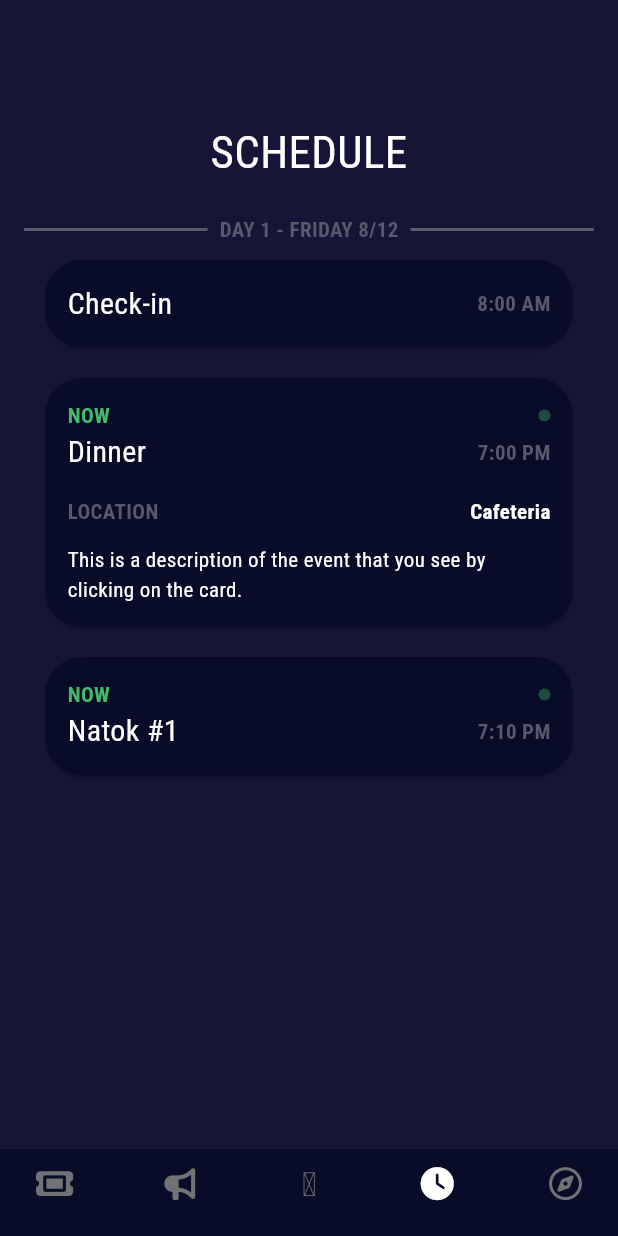
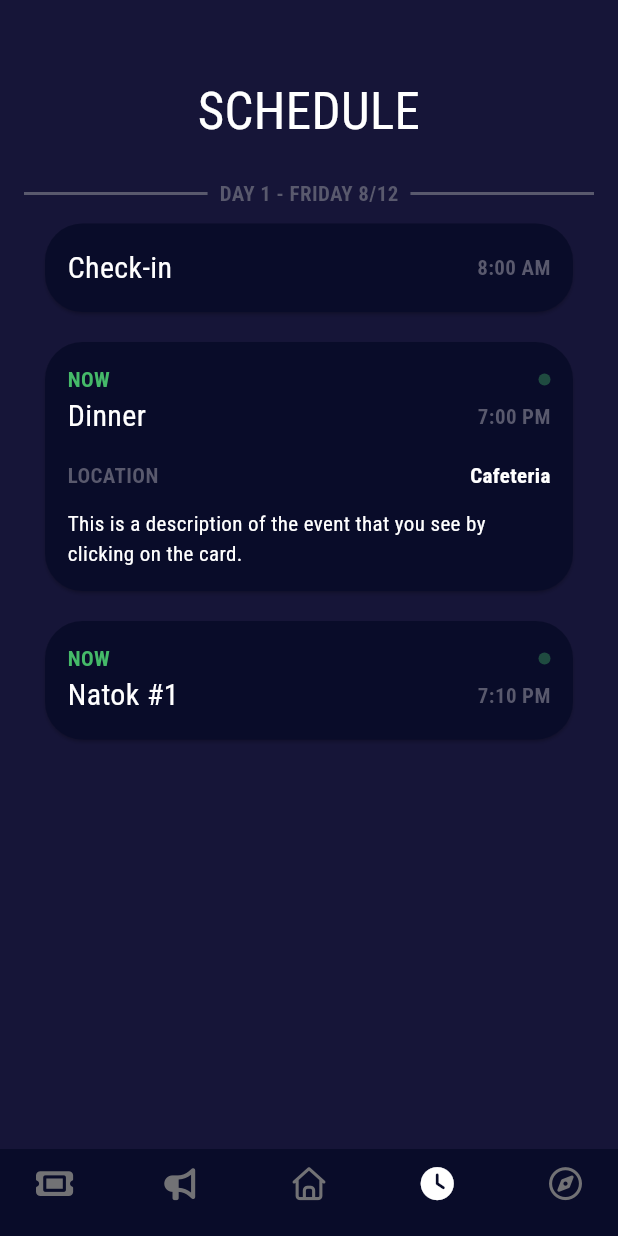
Before and after one commit to kidsonfilms-python-rules/Utsav-App-Guest, a Flutter app: the screen it shows after launch, item 4 of the bottom bar chosen, after a tap on "NOW", on a phone screen of 412 x 824 dp. Run offline on Flutter 3.47's test engine with Material 3 defaults, Android fonts, the phone set to English and light mode, and no system bars; drawn by our look-alikes of google_nav_bar; our stand-ins replace barcode_widget, carousel_slider, flutter_dotenv, font_awesome_flutter, google_fonts, google_maps_flutter and 4 more; missing offline and left inert: mapbox_maps_flutter, markdown_widget, sliding_up_panel2.

Commit message:
changes to new flutter version

```diff
--- a/lib/main.dart
+++ b/lib/main.dart
@@ -187,13 +187,8 @@ class _MainPageState extends State<MainPage> {
             GButton(
               icon:
                   _selectedTab == 2
-                      ? FontAwesomeIcons.house
-                      : IconData(
-                        0xf015, // Unicode for 
-                        fontFamily:
-                            'FontAwesomeSolid', // or 'FontAwesomeRegular' depending on the style
-                        fontPackage: 'font_awesome_flutter',
-                      ),
+                      ? FontAwesomeIcons.solidHouse
+                      : FontAwesomeIcons.house,
             ),
             GButton(
               icon:
--- a/lib/pages/Announcements.dart
+++ b/lib/pages/Announcements.dart
@@ -21,14 +21,14 @@ class _AnnouncementsPageState extends State<AnnouncementsPage> {
     return SingleChildScrollView(
       child: Column(
         children: [
-          SizedBox(height: 80, width: MediaQuery.sizeOf(context).width),
+          SizedBox(height: 50, width: MediaQuery.sizeOf(context).width),
           Text(
             "ANNOUNCEMENTS",
             style: GoogleFonts.getFont(
               "Roboto Condensed",
               textStyle: TextStyle(
                 color: DesignConstants.primaryTextColor,
-                fontSize: 30,
+                fontSize: 34,
                 fontFamily: "Roboto",
                 fontStyle: FontStyle.normal,
               ),
--- a/lib/pages/Home.dart
+++ b/lib/pages/Home.dart
@@ -1,6 +1,7 @@
 import 'package:flutter/material.dart';
 import 'package:font_awesome_flutter/font_awesome_flutter.dart';
 import 'package:utsav_app/pages/Settings.dart';
+import 'package:utsav_app/pages/settings/profile.dart';
 import 'package:utsav_app/util/design_constants.dart';
 import 'package:google_fonts/google_fonts.dart';
 
@@ -25,14 +26,14 @@ class _HomePageState extends State<HomePage> {
     return SingleChildScrollView(
       child: Column(
         children: [
-          SizedBox(height: 80),
+          SizedBox(height: 50),
           Text(
             "WELCOME BACK",
             style: GoogleFonts.getFont(
               "Roboto Condensed",
               textStyle: TextStyle(
                 color: DesignConstants.primaryTextColor,
-                fontSize: 54,
+                fontSize: 56,
                 fontFamily: "Roboto",
                 fontStyle: FontStyle.normal,
               ),
@@ -40,11 +41,23 @@ class _HomePageState extends State<HomePage> {
             textAlign: TextAlign.center,
           ),
           Container(
-            padding: EdgeInsets.fromLTRB(20, 0, 20, 0),
+            padding: EdgeInsets.fromLTRB(20, 10, 20, 0),
             child: Row(
               mainAxisAlignment: MainAxisAlignment.center,
               children: [
                 TextButton.icon(
+                  style: TextButton.styleFrom(
+                    // padding: EdgeInsets.all(12),
+                    shape: RoundedRectangleBorder(
+                      borderRadius: BorderRadius.circular(30),
+                    ),
+                    side: BorderSide(
+                      color: DesignConstants.secondaryTextColor,
+                      width: 2,
+                    ),
+                    iconColor: DesignConstants.primaryTextColor,
+                    iconSize: 22.5,
+                  ),
                   onPressed:
                       () => Navigator.push(
                         context,
@@ -60,20 +73,20 @@ class _HomePageState extends State<HomePage> {
                       textStyle: TextStyle(
                         color: DesignConstants.primaryTextColor,
                         fontSize: 18,
-                        fontWeight: FontWeight.w600
+                        fontWeight: FontWeight.w600,
                       ),
                     ),
                   ),
                   icon: Icon(FontAwesomeIcons.gear),
-                  style: ButtonStyle(
-                    backgroundColor: WidgetStateProperty.all(
-                      DesignConstants.primaryCardColor,
-                    ),
-                    iconColor: WidgetStateProperty.all(
-                      DesignConstants.primaryTextColor,
-                    ),
-                    iconSize: WidgetStateProperty.all(25),
-                  ),
+                  // style: ButtonStyle(
+                  //   backgroundColor: WidgetStateProperty.all(
+                  //     DesignConstants.primaryCardColor,
+                  //   ),
+                  //   iconColor: WidgetStateProperty.all(
+                  //     DesignConstants.primaryTextColor,
+                  //   ),
+                  //   iconSize: WidgetStateProperty.all(25),
+                  // ),
                 ),
                 Spacer(),
                 TextButton.icon(
@@ -82,7 +95,8 @@ class _HomePageState extends State<HomePage> {
                         context,
                         MaterialPageRoute(
                           builder:
-                              (BuildContext context) => const SettingsPage(),
+                              (BuildContext context) =>
+                                  const AccountSettingsPage(),
                         ),
                       ),
                   label: Text(
@@ -92,20 +106,31 @@ class _HomePageState extends State<HomePage> {
                       textStyle: TextStyle(
                         color: DesignConstants.primaryTextColor,
                         fontSize: 18,
-                        fontWeight: FontWeight.w600
+                        fontWeight: FontWeight.w600,
                       ),
                     ),
                   ),
                   icon: Icon(FontAwesomeIcons.solidCircleUser),
-                  style: ButtonStyle(
-
-                    backgroundColor: WidgetStateProperty.all(
-                      DesignConstants.primaryCardColor,
+                  // style: ButtonStyle(
+                  //   backgroundColor: WidgetStateProperty.all(
+                  //     DesignConstants.primaryCardColor,
+                  //   ),
+                  //   iconColor: WidgetStateProperty.all(
+                  //     DesignConstants.primaryTextColor,
+                  //   ),
+                  //   iconSize: WidgetStateProperty.all(25),
+                  // ),
+                  style: TextButton.styleFrom(
+                    // padding: EdgeInsets.all(12),
+                    shape: RoundedRectangleBorder(
+                      borderRadius: BorderRadius.circular(30),
                     ),
-                    iconColor: WidgetStateProperty.all(
-                      DesignConstants.primaryTextColor,
+                    side: BorderSide(
+                      color: DesignConstants.secondaryTextColor,
+                      width: 2,
                     ),
-                    iconSize: WidgetStateProperty.all(25),
+                    iconColor: DesignConstants.primaryTextColor,
+                    iconSize: 22.5,
                   ),
                 ),
               ],
@@ -114,6 +139,9 @@ class _HomePageState extends State<HomePage> {
           GestureDetector(
             onTap: () => widget.navigateToPage(3),
             child: Card(
+              shape: RoundedRectangleBorder(
+                borderRadius: BorderRadius.circular(25.0),
+              ),
               color: DesignConstants.primaryCardColor,
               margin: EdgeInsets.all(20),
               child: Container(
@@ -163,6 +191,9 @@ class _HomePageState extends State<HomePage> {
           GestureDetector(
             onTap: () => widget.navigateToPage(1),
             child: Card(
+              shape: RoundedRectangleBorder(
+                borderRadius: BorderRadius.circular(25.0),
+              ),
               color: DesignConstants.primaryCardColor,
               margin: EdgeInsets.all(20),
               child: Container(
@@ -201,6 +232,9 @@ class _HomePageState extends State<HomePage> {
           GestureDetector(
             onTap: () => widget.navigateToPage(0),
             child: Card(
+              shape: RoundedRectangleBorder(
+                borderRadius: BorderRadius.circular(25.0),
+              ),
               color: DesignConstants.primaryCardColor,
               margin: EdgeInsets.all(20),
               child: Container(
--- a/lib/pages/Map.dart
+++ b/lib/pages/Map.dart
@@ -515,7 +515,7 @@ class _MapPageState extends State<MapPage> {
   Widget build(BuildContext context) {
     final double logoWidth = 90.0;
     final double logoLeft = 16.0;
-    final double logoClosedBottom = 90.0; // bottom offset when closed
+    final double logoClosedBottom = 75.0; // bottom offset when closed
 
     return SlidingUpPanel(
       controller: _panelController,
--- a/lib/pages/Schedule.dart
+++ b/lib/pages/Schedule.dart
@@ -42,14 +42,14 @@ class _SchedulePageState extends State<SchedulePage>
     return SingleChildScrollView(
       child: Column(
         children: [
-          SizedBox(height: 80, width: MediaQuery.sizeOf(context).width),
+          SizedBox(height: 50, width: MediaQuery.sizeOf(context).width),
           Text(
             "SCHEDULE",
             style: GoogleFonts.getFont(
               "Roboto Condensed",
               textStyle: TextStyle(
                 color: DesignConstants.primaryTextColor,
-                fontSize: 30,
+                fontSize: 34,
                 fontFamily: "Roboto",
                 fontStyle: FontStyle.normal,
               ),
--- a/lib/pages/settings/accessibility.dart
+++ b/lib/pages/settings/accessibility.dart
@@ -44,7 +44,7 @@ class _AccessibilityPageState extends State<AccessibilityPage> {
             Row(
               children: [
                 SizedBox(
-                  width: 250,
+                  width: 240,
                   child: Text(
                     "English",
                     style: GoogleFonts.getFont(
@@ -150,7 +150,7 @@ class _AccessibilityPageState extends State<AccessibilityPage> {
             Row(
               children: [
                 SizedBox(
-                  width: 250,
+                  width: 240,
                   child: Text(
                     "Email us if you still need help.",
                     style: GoogleFonts.getFont(
--- a/lib/pages/settings/general_settings.dart
+++ b/lib/pages/settings/general_settings.dart
@@ -266,7 +266,7 @@ class _GeneralSettingsPageState extends State<GeneralSettingsPage> {
             Row(
               children: [
                 SizedBox(
-                  width: 250,
+                  width: 240,
                   child: Text(
                     "All Allowed",
                     style: GoogleFonts.getFont(
@@ -319,7 +319,7 @@ class _GeneralSettingsPageState extends State<GeneralSettingsPage> {
             Row(
               children: [
                 SizedBox(
-                  width: 250,
+                  width: 240,
                   child: Text(
                     "Off",
                     style: GoogleFonts.getFont(
--- a/lib/widgets/schedule_card.dart
+++ b/lib/widgets/schedule_card.dart
@@ -12,6 +12,7 @@ class ExpandableCard extends StatefulWidget {
   final String location;
   final String description;
   final bool isNow;
+  final bool expanded;
   final AnimationController? animationController;
   final Function(int, {String? markerId}) navigateToPage;
 
@@ -24,6 +25,7 @@ class ExpandableCard extends StatefulWidget {
     this.isNow = false,
     this.animationController,
     required this.navigateToPage,
+    this.expanded = false,
   });
 
   @override
@@ -55,6 +57,15 @@ class _ExpandableCardState extends State<ExpandableCard>
     if (widget.isNow && widget.animationController == null) {
       widget.animationController?.repeat(reverse: true);
     }
+
+    setState(() {
+      _isExpanded = widget.expanded;
+      if (_isExpanded) {
+        _expandController.forward();
+      } else {
+        _expandController.reverse();
+      }
+    });
   }
 
   bool _isDisposed = false;
@@ -112,7 +123,7 @@ class _ExpandableCardState extends State<ExpandableCard>
                     double topPosition =
                         sheetHeight -
                         cardHeight -
-                        230.0; // 20.0 is the desired margin
+                        330.0; // 20.0 is the desired margin
                     return Stack(
                       clipBehavior: Clip.none, // Prevent clipping
                       children: [
@@ -265,6 +276,7 @@ class _ExpandableCardState extends State<ExpandableCard>
                               isNow: widget.isNow,
                               animationController: widget.animationController,
                               navigateToPage: widget.navigateToPage,
+                              expanded: true,
                             ),
                           ),
                         ),
--- a/pubspec.yaml
+++ b/pubspec.yaml
@@ -39,7 +39,7 @@ dependencies:
   barcode_widget: ^2.0.4
   google_fonts: ^6.2.1
   carousel_slider: ^5.0.0
-  share_plus: ^10.1.4
+  share_plus: ^12.0.1
   google_maps_flutter: ^2.10.1
   google_maps_flutter_android: ^2.14.14
   sliding_up_panel2: ^3.3.0+1
@@ -60,7 +60,7 @@ dev_dependencies:
   # activated in the `analysis_options.yaml` file located at the root of your
   # package. See that file for information about deactivating specific lint
   # rules and activating additional ones.
-  flutter_lints: ^5.0.0
+  flutter_lints: ^6.0.0
 
 # For information on the generic Dart part of this file, see the
 # following page: https://dart.dev/tools/pub/pubspec
```
Also changed, not shown: lib/pages/Tickets.dart (+34 -34 lines), lib/pages/settings/profile.dart (+15 -3 lines), pubspec.lock, 1 other file.
